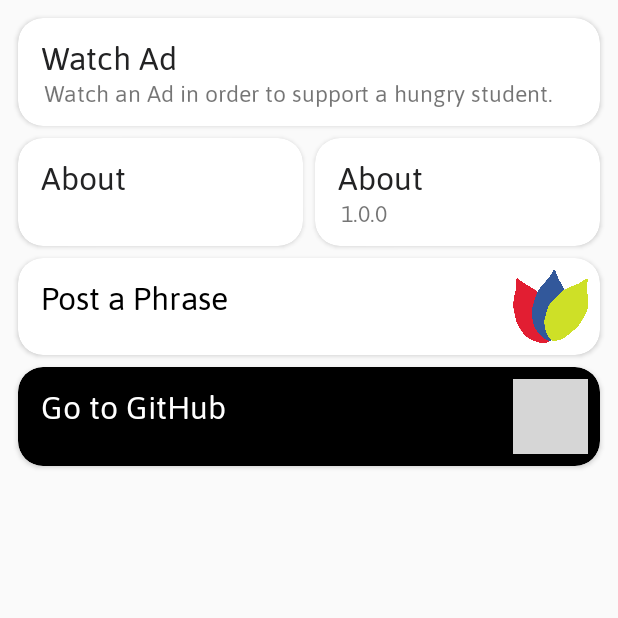
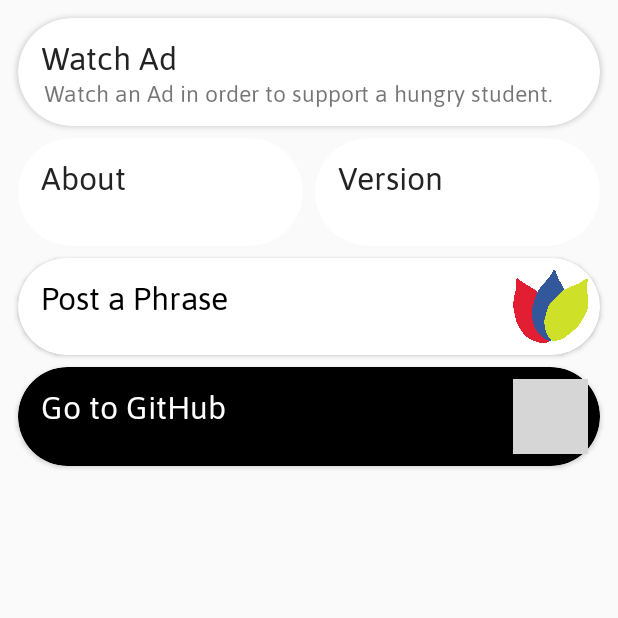
Before and after one commit to MissNalgas/Leaves, an Android app: the fragment MenuFragment shown on its own in the app's theme, on a phone screen of 412 x 824 dp, the top half of it. Run offline under Robolectric (Android 15) with nearby library versions, the phone set to English and light mode, and no system bars; our stand-ins replace AdMob; network calls fail; 1 statement that could not run was skipped; grey boxes are pictures that could not be loaded.

Commit message:
Some cleaning

```diff
--- a/app/src/main/AndroidManifest.xml
+++ b/app/src/main/AndroidManifest.xml
@@ -25,8 +25,6 @@
         </activity>
         <activity android:name=".MainActivity"/>
 
-        <receiver android:name=".services.NotificationReceiver" />
-
         <service android:name=".messages.firebase.FirebaseMessagingService"
             android:exported="false">
             <meta-data android:name="com.google.firebase.messaging.default_notification_channel_id"
--- a/app/src/main/java/com/missnalgas/phr2/AdListener.kt
+++ b/app/src/main/java/com/missnalgas/phr2/AdListener.kt
@@ -24,14 +24,13 @@ class AdListener{
         override fun onRewardedAdFailedToLoad(error: LoadAdError?) {
             super.onRewardedAdFailedToLoad(error)
             Toast.makeText(activity.baseContext, "We couldn't find any Ad :(", Toast.LENGTH_SHORT).show()
-            Log.i("asddsa", "Error: $error")
             MenuFragment.isShowingAdd = false
         }
     }
 
     class AdCallback : RewardedAdCallback() {
         override fun onUserEarnedReward(reward: RewardItem) {
-            Log.i("asddsa", "Rewarded ${reward.amount} ${reward.type}")
+            /*TODO reward system*/
         }
     }
 
--- a/app/src/main/java/com/missnalgas/phr2/MainActivity.kt
+++ b/app/src/main/java/com/missnalgas/phr2/MainActivity.kt
@@ -25,7 +25,7 @@ class MainActivity :  AppCompatActivity() {
     private val viewModel : MainViewModel by lazy {
         return@lazy ViewModelProvider(this, viewModelFactory).get(MainViewModel::class.java)
     }
-    private var data = Phrase("Loading...", "Getting some data for you.", "Mssn")
+    private var data = Phrase("Loading...", "Getting some data for you.", "MSSN")
 
     private val apiCallback : ApiService.ApiCallback by lazy {
         object : ApiService.ApiCallback {
--- a/app/src/main/java/com/missnalgas/phr2/api/ApiService.kt
+++ b/app/src/main/java/com/missnalgas/phr2/api/ApiService.kt
@@ -11,8 +11,7 @@ import com.missnalgas.phr2.phrase.Phrase
 
 object ApiService {
 
-    val URL = "https://mssnapplications.com/leaves/get/"
-    var data : Phrase? = null
+    private const val URL = "https://mssnapplications.com/leaves/get/"
 
 
     fun fetchData(context : Context, callback : ApiCallback) {
--- a/app/src/main/java/com/missnalgas/phr2/menu/PMenuItem.kt
+++ b/app/src/main/java/com/missnalgas/phr2/menu/PMenuItem.kt
@@ -5,8 +5,11 @@ import android.graphics.drawable.Drawable
 import android.view.View
 
 class PMenuItem(val title : String, val span : Int = 1, var color : Int = Color.WHITE) {
+
+    private val DEFAULT_TEXT_COLOR by lazy { Color.parseColor("#232324") }
+
     var image: Drawable? = null
-    var textColor: Int = Color.parseColor("#232324")
+    var textColor: Int = DEFAULT_TEXT_COLOR
 
     var clickListener: View.OnClickListener =
         View.OnClickListener { /*EMPTY*/}
--- a/app/src/main/java/com/missnalgas/phr2/menu/recyclerview/MenuAdapter.kt
+++ b/app/src/main/java/com/missnalgas/phr2/menu/recyclerview/MenuAdapter.kt
@@ -25,7 +25,7 @@ class MenuAdapter(private val items : Array<PMenuItem>) : RecyclerView.Adapter<M
         val item = items[position]
 
         val view  = holder.itemView as CardView
-        view.radius = 25.0f
+        view.radius = 60.0f
 
         val textView = view.findViewById<TextView>(R.id.menu_item_text_view)
         textView.text = item.title
--- a/app/src/main/java/com/missnalgas/phr2/messages/firebase/FirebaseMessagingService.kt
+++ b/app/src/main/java/com/missnalgas/phr2/messages/firebase/FirebaseMessagingService.kt
@@ -12,8 +12,6 @@ import com.missnalgas.phr2.phrase.Phrase
 import com.missnalgas.phr2.services.NotificationService
 
 class FirebaseMessagingService : FirebaseMessagingService() {
-
-    private val NOT_ID = 1001
 
     override fun onNewToken(token: String) {
         /*EMPTY*/
--- a/app/src/main/java/com/missnalgas/phr2/phrase/Phrase.kt
+++ b/app/src/main/java/com/missnalgas/phr2/phrase/Phrase.kt
@@ -1,4 +1,3 @@
 package com.missnalgas.phr2.phrase
 
-class Phrase(val title: String, val content : String, val author : String) {
-}
+class Phrase(val title: String, val content : String, val author : String)
--- a/app/src/main/java/com/missnalgas/phr2/viewmodel/FragmentStyle.kt
+++ b/app/src/main/java/com/missnalgas/phr2/viewmodel/FragmentStyle.kt
@@ -1,4 +1,3 @@
 package com.missnalgas.phr2.viewmodel
 
-class FragmentStyle(val colors : IntArray) {
-}
+class FragmentStyle(val colors : IntArray = intArrayOf(0,0,0))
--- a/app/src/main/java/com/missnalgas/phr2/viewpager/ViewAdapter.kt
+++ b/app/src/main/java/com/missnalgas/phr2/viewpager/ViewAdapter.kt
@@ -8,6 +8,7 @@ import androidx.fragment.app.FragmentStatePagerAdapter
 import androidx.lifecycle.Lifecycle
 import androidx.viewpager2.adapter.FragmentStateAdapter
 import com.missnalgas.phr2.phrase.Phrase
+import com.missnalgas.phr2.viewmodel.MainViewModel
 import com.missnalgas.phr2.viewpager.fragments.ContentFragment
 import com.missnalgas.phr2.viewpager.fragments.MenuFragment
 import com.missnalgas.phr2.viewpager.fragments.TitleFragment
@@ -15,7 +16,7 @@ import com.missnalgas.phr2.viewpager.fragments.TitleFragment
 class ViewAdapter(activity: FragmentActivity, var data : Phrase) : FragmentStateAdapter(activity) {
 
 
-    override fun getItemCount(): Int = 3
+    override fun getItemCount(): Int = MainViewModel.FRAGMENTS_COUNT
 
     override fun createFragment(position: Int): Fragment {
         return when(position) {
--- a/app/src/main/java/com/missnalgas/phr2/viewpager/fragments/MenuFragment.kt
+++ b/app/src/main/java/com/missnalgas/phr2/viewpager/fragments/MenuFragment.kt
@@ -34,6 +34,7 @@ class MenuFragment : Fragment() {
         PMenuItem("Empty")
     }
 
+
     private fun loadMenu(context : Context) {
         val showAdd = PMenuItem(context.getString(R.string.watch_ad), 2)
         showAdd.setOnClickListener {
@@ -58,8 +59,9 @@ class MenuFragment : Fragment() {
             }
         }
         items[1] = (about)
-        val version = PMenuItem(context.getString(R.string.about))
-        val sVersion = "1.0.0"
+        val version = PMenuItem(context.getString(R.string.version))
+        val packageInfo = context.packageManager.getPackageInfo(context.packageName, 0)
+        val sVersion = packageInfo.versionName
         version.setOnClickListener {
             view?.let {
                 Snackbar.make(it, "Version $sVersion", Snackbar.LENGTH_SHORT).show()
@@ -71,7 +73,7 @@ class MenuFragment : Fragment() {
 
         val addPhrase = PMenuItem(context.getString(R.string.post_phrase), 2)
         addPhrase.textColor = Color.BLACK
-        addPhrase.image = ContextCompat.getDrawable(context!!, R.drawable.leaves_logo)
+        addPhrase.image = ContextCompat.getDrawable(context, R.drawable.leaves_logo)
         addPhrase.setOnClickListener {
             val intent = Intent(Intent.ACTION_VIEW)
             intent.data = Uri.parse("https://mssnapplications.com/leaves/")
@@ -80,9 +82,7 @@ class MenuFragment : Fragment() {
         items[3] = (addPhrase)
 
         val github = PMenuItem(context.getString(R.string.go_to_github), 2, Color.BLACK)
-        context?.let {
-            github.image = AppCompatResources.getDrawable(it, R.drawable.github_white)
-        }
+        github.image = AppCompatResources.getDrawable(context, R.drawable.github_white)
 
         github.textColor = Color.WHITE
         github.setOnClickListener {
--- a/app/src/main/res/layout/content_layout.xml
+++ b/app/src/main/res/layout/content_layout.xml
@@ -17,7 +17,7 @@
             android:textSize="17dp"
             android:layout_margin="25dp"
             android:textAlignment="center"
-            android:fontFamily="@font/asap"/>
+            android:fontFamily="@font/notosans"/>
 
     </androidx.core.widget.NestedScrollView>
 
--- a/app/src/main/res/values/strings.xml
+++ b/app/src/main/res/values/strings.xml
@@ -8,7 +8,7 @@
     <string name="post_phrase">Post a Phrase</string>
     <string name="go_to_github">Go to GitHub</string>
     <string name="watch_ad_description">Watch an Ad in order to support a hungry student.</string>
-    <string name="about_snackbar">Brought to you thanks to MssnApps</string>
+    <string name="about_snackbar">Brought to you by MssnApps</string>
     <string name="channel_notification_name">Phrases notifications</string>
     <string name="channel_notification_description">A new phrase everyday</string>
 </resources>
```
Also changed, not shown: app/src/main/java/com/missnalgas/phr2/services/NotificationReceiver.kt (deleted, +0 -34 lines), app/src/main/java/com/missnalgas/phr2/services/NotificationService.kt (+5 -4 lines), app/src/main/java/com/missnalgas/phr2/viewmodel/MainViewModel.kt (+13 -6 lines), app/src/main/java/com/missnalgas/phr2/viewpager/fragments/ContentFragment.kt (+6 -4 lines), 1 other file.
